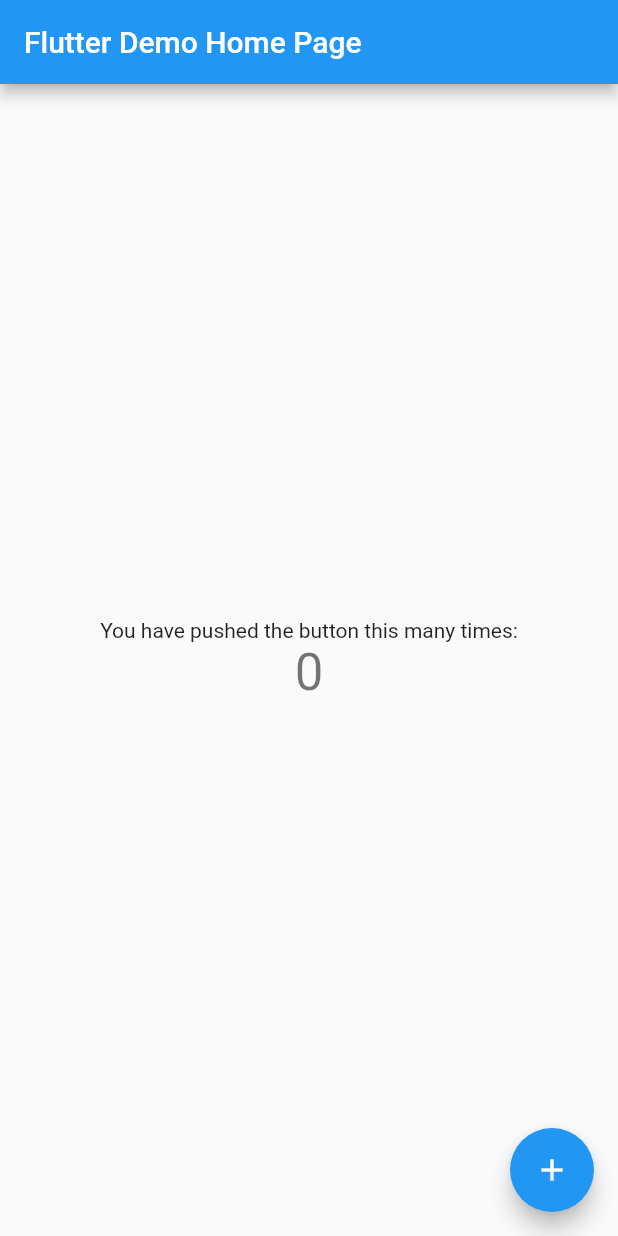
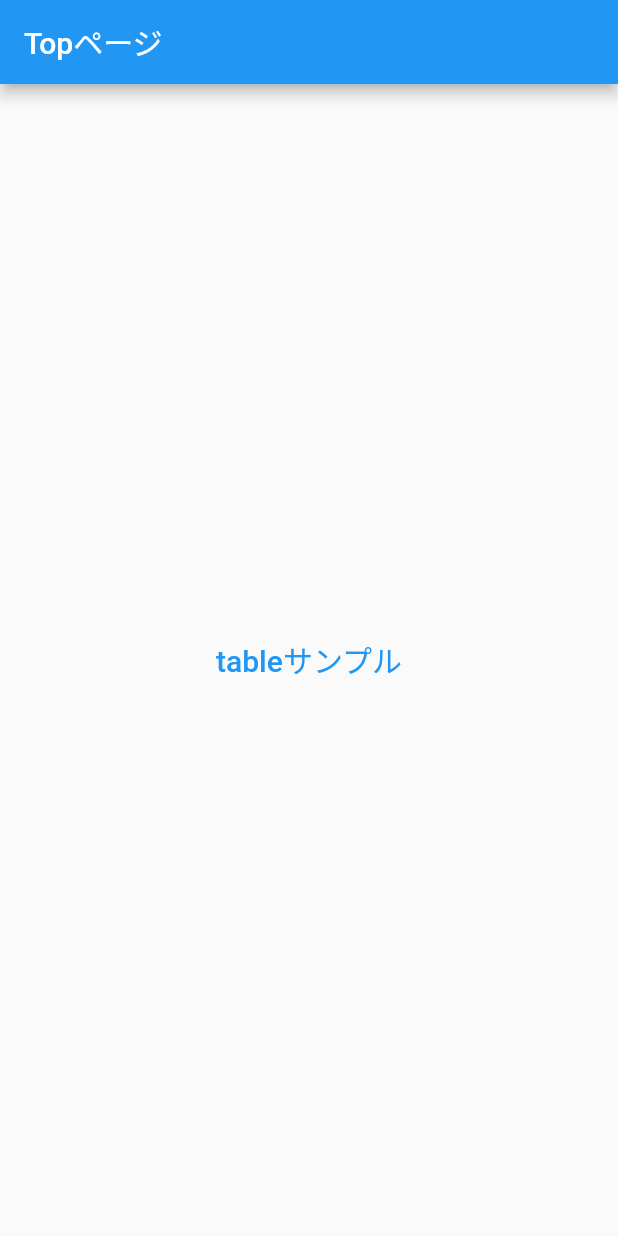
Before and after one commit to yudedako/flutter_study_samples, a Flutter app: the screen it shows after launch, on a phone screen of 412 x 824 dp. Run offline on Flutter 3.47's test engine with Material 2 defaults, Android fonts, the phone set to English and light mode, and no system bars.

Commit message:
ベースとなるページを作成

```diff
--- a/lib/main.dart
+++ b/lib/main.dart
@@ -1,27 +1,16 @@
 import 'package:flutter/material.dart';
+import 'pages/top_page.dart';
 
 void main() {
-  runApp(const MyApp());
+  runApp(MyApp());
 }
 
 class MyApp extends StatelessWidget {
-  const MyApp({Key? key}) : super(key: key);
-
-  // This widget is the root of your application.
   @override
   Widget build(BuildContext context) {
     return MaterialApp(
       title: 'Flutter Demo',
       theme: ThemeData(
-        // This is the theme of your application.
-        //
-        // Try running your application with "flutter run". You'll see the
-        // application has a blue toolbar. Then, without quitting the app, try
-        // changing the primarySwatch below to Colors.green and then invoke
-        // "hot reload" (press "r" in the console where you ran "flutter run",
-        // or simply save your changes to "hot reload" in a Flutter IDE).
-        // Notice that the counter didn't reset back to zero; the application
-        // is not restarted.
         primarySwatch: Colors.blue,
       ),
       home: const MyHomePage(title: 'Flutter Demo Home Page'),
@@ -31,16 +20,6 @@
 
 class MyHomePage extends StatefulWidget {
   const MyHomePage({Key? key, required this.title}) : super(key: key);
-
-  // This widget is the home page of your application. It is stateful, meaning
-  // that it has a State object (defined below) that contains fields that affect
-  // how it looks.
-
-  // This class is the configuration for the state. It holds the values (in this
-  // case the title) provided by the parent (in this case the App widget) and
-  // used by the build method of the State. Fields in a Widget subclass are
-  // always marked "final".
-
   final String title;
 
   @override
@@ -48,68 +27,8 @@
 }
 
 class _MyHomePageState extends State<MyHomePage> {
-  int _counter = 0;
-
-  void _incrementCounter() {
-    setState(() {
-      // This call to setState tells the Flutter framework that something has
-      // changed in this State, which causes it to rerun the build method below
-      // so that the display can reflect the updated values. If we changed
-      // _counter without calling setState(), then the build method would not be
-      // called again, and so nothing would appear to happen.
-      _counter++;
-    });
-  }
-
   @override
   Widget build(BuildContext context) {
-    // This method is rerun every time setState is called, for instance as done
-    // by the _incrementCounter method above.
-    //
-    // The Flutter framework has been optimized to make rerunning build methods
-    // fast, so that you can just rebuild anything that needs updating rather
-    // than having to individually change instances of widgets.
-    return Scaffold(
-      appBar: AppBar(
-        // Here we take the value from the MyHomePage object that was created by
-        // the App.build method, and use it to set our appbar title.
-        title: Text(widget.title),
-      ),
-      body: Center(
-        // Center is a layout widget. It takes a single child and positions it
-        // in the middle of the parent.
-        child: Column(
-          // Column is also a layout widget. It takes a list of children and
-          // arranges them vertically. By default, it sizes itself to fit its
-          // children horizontally, and tries to be as tall as its parent.
-          //
-          // Invoke "debug painting" (press "p" in the console, choose the
-          // "Toggle Debug Paint" action from the Flutter Inspector in Android
-          // Studio, or the "Toggle Debug Paint" command in Visual Studio Code)
-          // to see the wireframe for each widget.
-          //
-          // Column has various properties to control how it sizes itself and
-          // how it positions its children. Here we use mainAxisAlignment to
-          // center the children vertically; the main axis here is the vertical
-          // axis because Columns are vertical (the cross axis would be
-          // horizontal).
-          mainAxisAlignment: MainAxisAlignment.center,
-          children: <Widget>[
-            const Text(
-              'You have pushed the button this many times:',
-            ),
-            Text(
-              '$_counter',
-              style: Theme.of(context).textTheme.headline4,
-            ),
-          ],
-        ),
-      ),
-      floatingActionButton: FloatingActionButton(
-        onPressed: _incrementCounter,
-        tooltip: 'Increment',
-        child: const Icon(Icons.add),
-      ), // This trailing comma makes auto-formatting nicer for build methods.
-    );
+    return Scaffold(body: TopPage());
   }
 }
--- /dev/null
+++ b/lib/pages/top_page.dart
@@ -0,0 +1,21 @@
+import 'package:flutter/material.dart';
+import 'table_page.dart';
+
+class TopPage extends StatelessWidget {
+  @override
+  Widget build(BuildContext context) {
+    return Scaffold(
+        appBar: AppBar(
+          title: Text("Topページ"),
+        ),
+        body: Center(
+            child: TextButton(
+                onPressed: () => {
+                      Navigator.of(context)
+                          .push(MaterialPageRoute(builder: (context) {
+                        return TablePage();
+                      }))
+                    },
+                child: Text("tableサンプル", style: TextStyle(fontSize: 20)))));
+  }
+}
```
Also changed, not shown: lib/pages/table_page.dart (added, +18 -0 lines).
